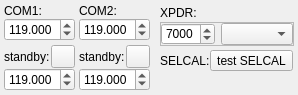
First picture: the form in src/blackgui/editors/cockpitcomform.ui, repository swift-project/pilotclient, before the edit.
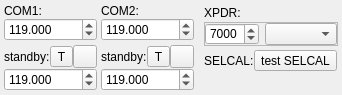
Second picture: the form after the edit. Icons and pictures are not drawn. Custom widgets are drawn as their Qt base class.

Commit message: Ref T384, trigger (show) overlay text messages

Diff of the .ui file:
```diff
--- a/src/blackgui/editors/cockpitcomform.ui
+++ b/src/blackgui/editors/cockpitcomform.ui
@@ -128,7 +128,7 @@
            </property>
           </widget>
          </item>
-         <item row="1" column="0" colspan="2">
+         <item row="1" column="0" colspan="3">
           <widget class="QDoubleSpinBox" name="ds_ComPanelCom1Standby">
            <property name="decimals">
             <number>3</number>
@@ -147,7 +147,7 @@
            </property>
           </widget>
          </item>
-         <item row="0" column="1">
+         <item row="0" column="2">
           <widget class="QToolButton" name="tb_ComPanelCom1Toggle">
            <property name="toolTip">
             <string>Toggle COM 1 standby/active</string>
@@ -161,6 +161,13 @@
            </property>
           </widget>
          </item>
+         <item row="0" column="1">
+          <widget class="QToolButton" name="tb_RequestTextMessageCom1">
+           <property name="text">
+            <string>T</string>
+           </property>
+          </widget>
+         </item>
         </layout>
        </widget>
       </item>
@@ -254,7 +261,7 @@
            </property>
           </widget>
          </item>
-         <item row="1" column="0" colspan="2">
+         <item row="1" column="0" colspan="3">
           <widget class="QDoubleSpinBox" name="ds_ComPanelCom2Standby">
            <property name="decimals">
             <number>3</number>
@@ -273,7 +280,7 @@
            </property>
           </widget>
          </item>
-         <item row="0" column="1">
+         <item row="0" column="2">
           <widget class="QToolButton" name="tb_ComPanelCom2Toggle">
            <property name="toolTip">
             <string>Toggle COM 2 standby/active</string>
@@ -287,6 +294,13 @@
            </property>
           </widget>
          </item>
+         <item row="0" column="1">
+          <widget class="QToolButton" name="tb_RequestTextMessageCom2">
+           <property name="text">
+            <string>T</string>
+           </property>
+          </widget>
+         </item>
         </layout>
        </widget>
       </item>
```
Left out of the diff: 2 changed lines with no effect on the pictures. The commit also changes 6 other files.
